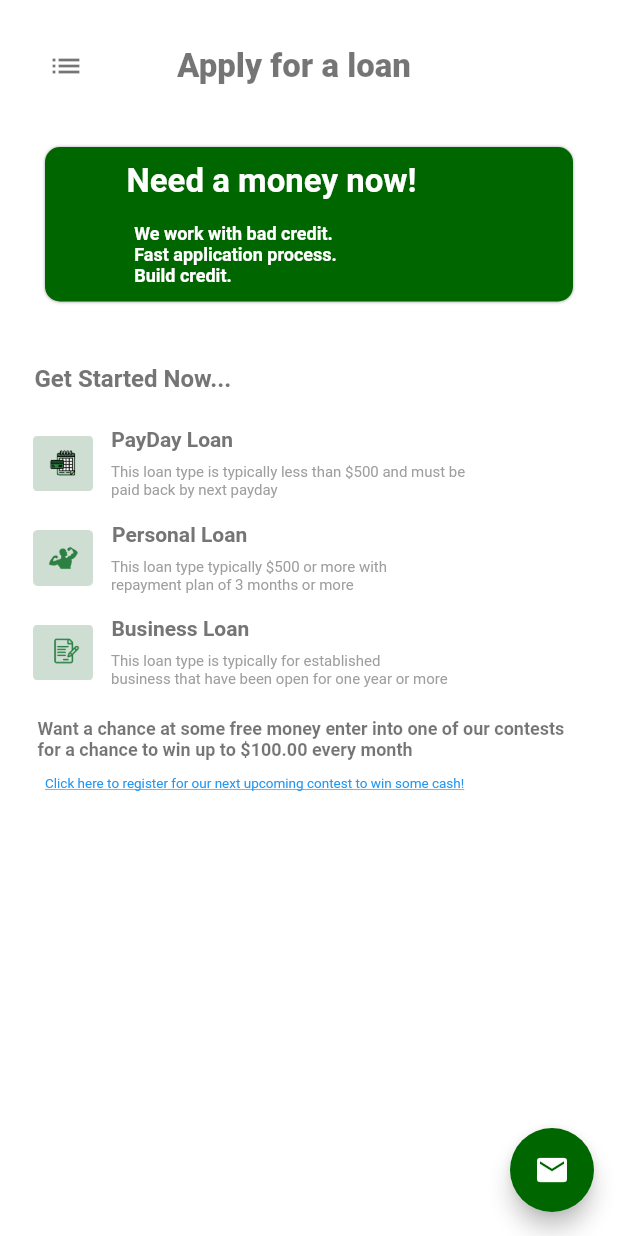
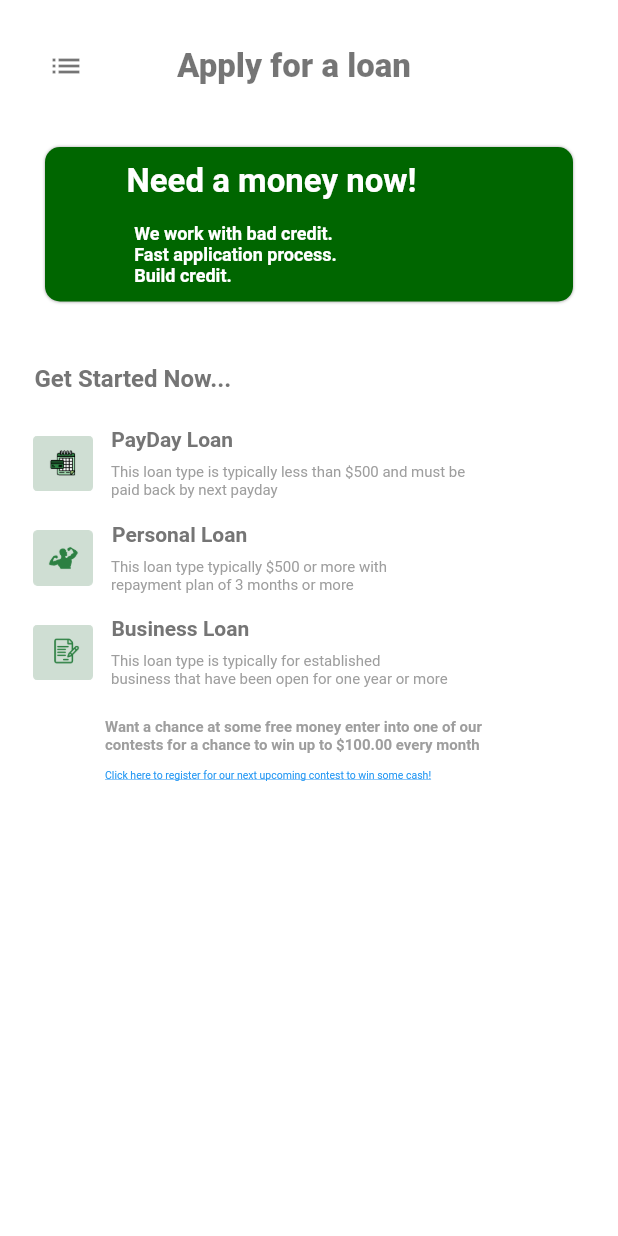
Before and after one commit to ali-shahKust/Sameed_loanApp, a Flutter app: the screen it shows after launch, on a phone screen of 412 x 824 dp. Run offline on Flutter 3.47's test engine with Material 2 defaults, Android fonts, the phone set to English and light mode, and no system bars.

Commit message:
changes in design

```diff
--- a/lib/HomePage.dart
+++ b/lib/HomePage.dart
@@ -27,11 +27,6 @@ class _LoanHomePageState extends State<LoanHomePage> {
       key: _scaffoldKey,
       backgroundColor: Colors.white,
       body: ApplyLoan(),
-      floatingActionButton: FloatingActionButton(onPressed: () {
-      },
-        backgroundColor: Constant.appColor,
-        child: Icon(Icons.email),
-      ),
     );
   }
 
--- a/lib/applyloanpage.dart
+++ b/lib/applyloanpage.dart
@@ -259,21 +259,22 @@ class _ApplyLoanState extends State<ApplyLoan> {
 
                   Container(
                   padding: EdgeInsets.only(
-                      left: 25.0, right: 25.0, top: 20.0),
+                      left: 70.0, right: 70.0, top: 20.0),
                     child: Center(
                       child: Text(
                         "Want a chance at some free money enter into one of our contests for a chance to win up to \$100.00 every month",
                         style: TextStyle(
-                            fontSize: 12.0,
+                          color: Colors.grey.shade500,
+                            fontSize: 10,
                             fontWeight: FontWeight.bold,
-                            color: Colors.black54),
+                           ),
                       ),
                     ),
                   ),
                 Container(
                   padding: EdgeInsets.only(
-                      left: 30.0,
-                      right: 30.0,
+                      left: 70.0,
+                      right: 70.0,
                       bottom: 10.0,
                       top: 10.0),
                   child: new RichText(
@@ -281,7 +282,7 @@ class _ApplyLoanState extends State<ApplyLoan> {
                       children: [
                         new TextSpan(
                           text: 'Click here to register for our next upcoming contest to win some cash!',
-                          style: new TextStyle(color: Colors.blue,fontSize: 9,
+                          style: new TextStyle(color: Colors.blue,fontSize: 7,
                             decoration: TextDecoration.underline,),
                           recognizer:
                           new TapGestureRecognizer()
```
